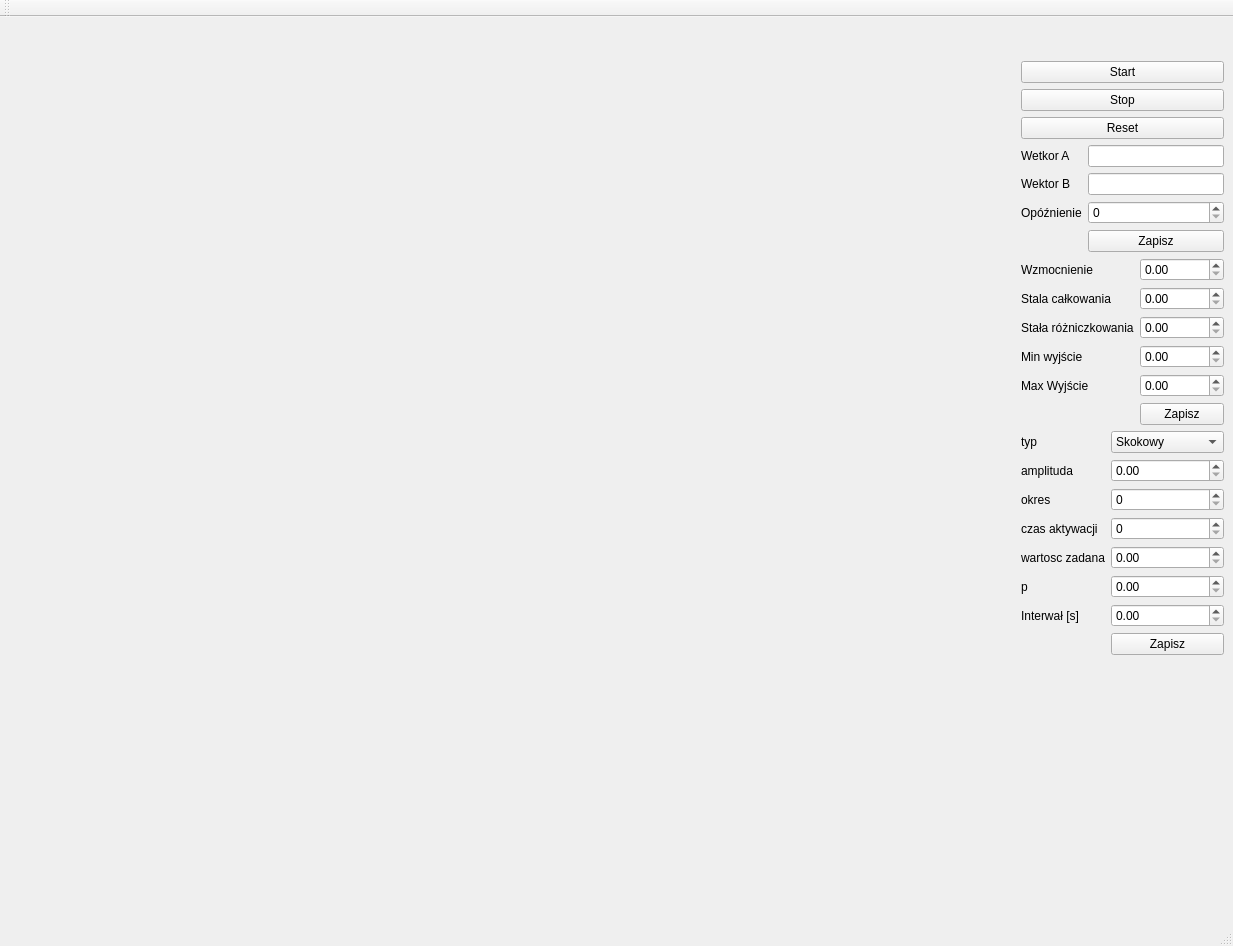
Before: the Qt Designer form mainwindow.ui in dffdgdd5/Projekt-PK_Sem3-4-QT, drawn with Qt 5.
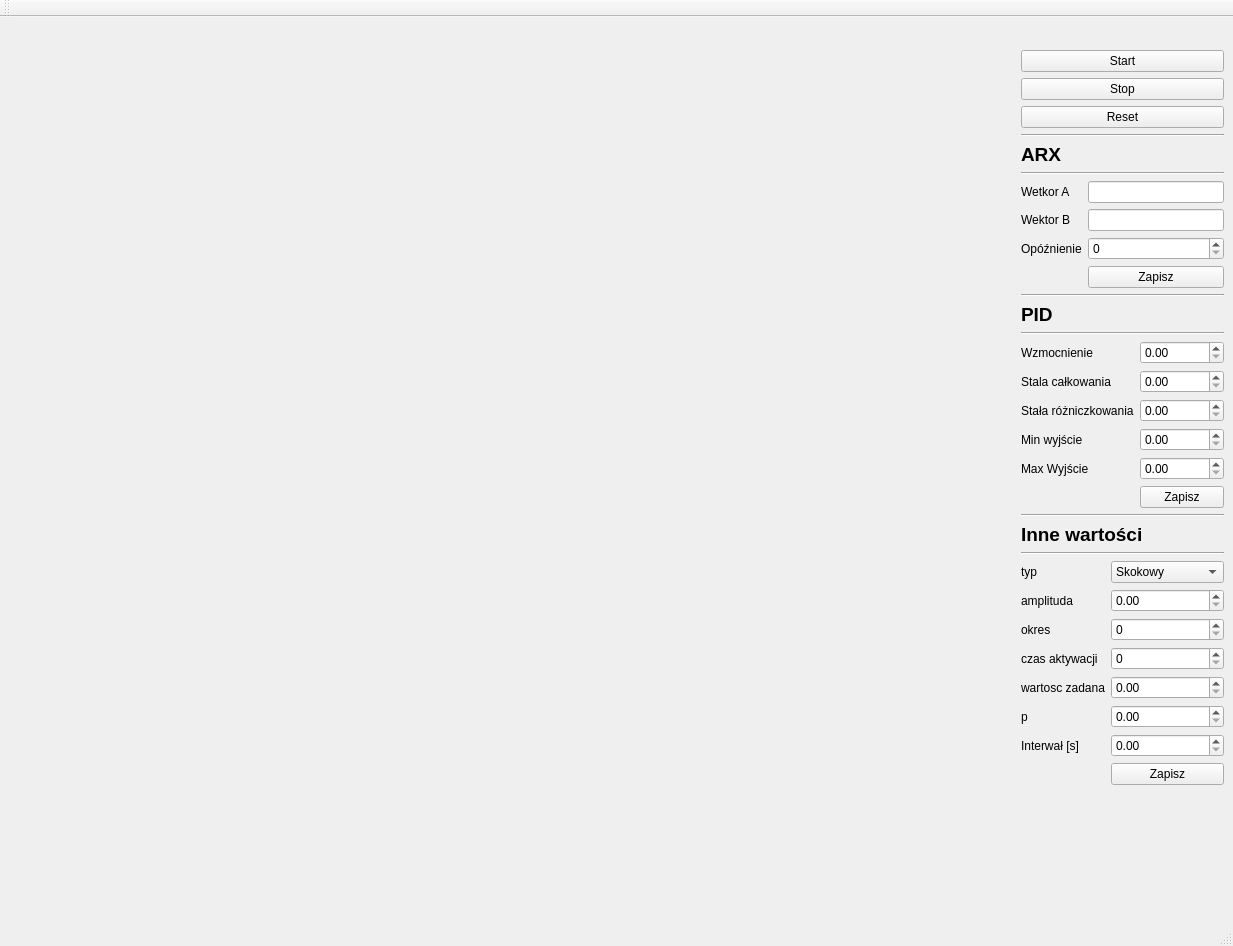
After: the same form once the commit is applied.

```diff
--- a/mainwindow.ui
+++ b/mainwindow.ui
@@ -10,13 +10,31 @@
     <height>946</height>
    </rect>
   </property>
+  <property name="maximumSize">
+   <size>
+    <width>1233</width>
+    <height>946</height>
+   </size>
+  </property>
+  <property name="sizeIncrement">
+   <size>
+    <width>0</width>
+    <height>0</height>
+   </size>
+  </property>
   <property name="windowTitle">
    <string>MainWindow</string>
   </property>
   <widget class="QWidget" name="centralwidget">
-   <layout class="QHBoxLayout" name="horizontalLayout">
+   <property name="sizePolicy">
+    <sizepolicy hsizetype="Preferred" vsizetype="Preferred">
+     <horstretch>0</horstretch>
+     <verstretch>0</verstretch>
+    </sizepolicy>
+   </property>
+   <layout class="QHBoxLayout" name="horizontalLayout_3">
     <item>
-     <layout class="QVBoxLayout" name="verticalLayout_2">
+     <layout class="QVBoxLayout" name="verticalLayout">
       <item>
        <widget class="QWidget" name="wykresZadanaRegulowana" native="true">
         <property name="minimumSize">
@@ -28,11 +46,11 @@
        </widget>
       </item>
       <item>
-       <layout class="QHBoxLayout" name="horizontalLayout_3">
+       <layout class="QHBoxLayout" name="horizontalLayout_2">
         <item>
          <widget class="QWidget" name="chartWidget" native="true">
           <property name="sizePolicy">
-           <sizepolicy hsizetype="Expanding" vsizetype="Expanding">
+           <sizepolicy hsizetype="Preferred" vsizetype="Preferred">
             <horstretch>0</horstretch>
             <verstretch>0</verstretch>
            </sizepolicy>
@@ -47,6 +65,12 @@
         </item>
         <item>
          <widget class="QWidget" name="wykresUchyb" native="true">
+          <property name="sizePolicy">
+           <sizepolicy hsizetype="Preferred" vsizetype="Preferred">
+            <horstretch>0</horstretch>
+            <verstretch>0</verstretch>
+           </sizepolicy>
+          </property>
           <property name="minimumSize">
            <size>
             <width>500</width>
@@ -58,7 +82,7 @@
        </layout>
       </item>
       <item>
-       <layout class="QHBoxLayout" name="horizontalLayout_4">
+       <layout class="QHBoxLayout" name="horizontalLayout">
         <item>
          <widget class="QWidget" name="wykresP" native="true">
           <property name="sizePolicy">
@@ -77,6 +101,12 @@
         </item>
         <item>
          <widget class="QWidget" name="wykresI" native="true">
+          <property name="sizePolicy">
+           <sizepolicy hsizetype="Preferred" vsizetype="Preferred">
+            <horstretch>0</horstretch>
+            <verstretch>0</verstretch>
+           </sizepolicy>
+          </property>
           <property name="minimumSize">
            <size>
             <width>300</width>
@@ -87,6 +117,12 @@
         </item>
         <item>
          <widget class="QWidget" name="wykresD" native="true">
+          <property name="sizePolicy">
+           <sizepolicy hsizetype="Preferred" vsizetype="Preferred">
+            <horstretch>0</horstretch>
+            <verstretch>0</verstretch>
+           </sizepolicy>
+          </property>
           <property name="minimumSize">
            <size>
             <width>300</width>
@@ -100,9 +136,12 @@
      </layout>
     </item>
     <item>
-     <layout class="QVBoxLayout" name="verticalLayout_4">
+     <layout class="QVBoxLayout" name="verticalLayout_3">
       <item>
-       <layout class="QVBoxLayout" name="verticalLayout_3">
+       <layout class="QVBoxLayout" name="verticalLayout_2">
+        <property name="sizeConstraint">
+         <enum>QLayout::SizeConstraint::SetMaximumSize</enum>
+        </property>
         <item>
          <spacer name="verticalSpacer_2">
           <property name="orientation">
@@ -111,7 +150,7 @@
           <property name="sizeHint" stdset="0">
            <size>
             <width>20</width>
-            <height>1</height>
+            <height>30</height>
            </size>
           </property>
          </spacer>
@@ -158,11 +197,44 @@
        </layout>
       </item>
       <item>
-       <layout class="QFormLayout" name="formLayout_5">
-        <property name="verticalSpacing">
-         <number>6</number>
+       <widget class="Line" name="line_4">
+        <property name="orientation">
+         <enum>Qt::Orientation::Horizontal</enum>
         </property>
-        <item row="0" column="0">
+       </widget>
+      </item>
+      <item>
+       <widget class="QLabel" name="label_5">
+        <property name="sizePolicy">
+         <sizepolicy hsizetype="Expanding" vsizetype="Preferred">
+          <horstretch>0</horstretch>
+          <verstretch>0</verstretch>
+         </sizepolicy>
+        </property>
+        <property name="font">
+         <font>
+          <pointsize>14</pointsize>
+          <bold>true</bold>
+         </font>
+        </property>
+        <property name="text">
+         <string>ARX</string>
+        </property>
+       </widget>
+      </item>
+      <item>
+       <widget class="Line" name="line_3">
+        <property name="orientation">
+         <enum>Qt::Orientation::Horizontal</enum>
+        </property>
+       </widget>
+      </item>
+      <item>
+       <layout class="QFormLayout" name="formLayout_3">
+        <property name="sizeConstraint">
+         <enum>QLayout::SizeConstraint::SetMaximumSize</enum>
+        </property>
+        <item row="1" column="0">
          <widget class="QLabel" name="label_22">
           <property name="maximumSize">
            <size>
@@ -175,7 +247,7 @@
           </property>
          </widget>
         </item>
-        <item row="0" column="1">
+        <item row="1" column="1">
          <widget class="QLineEdit" name="WektorA">
           <property name="maximumSize">
            <size>
@@ -185,7 +257,7 @@
           </property>
          </widget>
         </item>
-        <item row="1" column="0">
+        <item row="2" column="0">
          <widget class="QLabel" name="label_24">
           <property name="maximumSize">
            <size>
@@ -198,7 +270,7 @@
           </property>
          </widget>
         </item>
-        <item row="1" column="1">
+        <item row="2" column="1">
          <widget class="QLineEdit" name="WektorB">
           <property name="maximumSize">
            <size>
@@ -208,7 +280,7 @@
           </property>
          </widget>
         </item>
-        <item row="2" column="0">
+        <item row="3" column="0">
          <widget class="QLabel" name="label_23">
           <property name="maximumSize">
            <size>
@@ -221,7 +293,7 @@
           </property>
          </widget>
         </item>
-        <item row="2" column="1">
+        <item row="3" column="1">
          <widget class="QSpinBox" name="Opoznienie">
           <property name="maximumSize">
            <size>
@@ -231,7 +303,7 @@
           </property>
          </widget>
         </item>
-        <item row="3" column="1">
+        <item row="4" column="1">
          <widget class="QPushButton" name="ZapiszARX">
           <property name="maximumSize">
            <size>
@@ -247,15 +319,51 @@
        </layout>
       </item>
       <item>
-       <layout class="QFormLayout" name="formLayout_4">
-        <item row="0" column="0">
+       <widget class="Line" name="line_5">
+        <property name="orientation">
+         <enum>Qt::Orientation::Horizontal</enum>
+        </property>
+       </widget>
+      </item>
+      <item>
+       <widget class="QLabel" name="label_6">
+        <property name="sizePolicy">
+         <sizepolicy hsizetype="Expanding" vsizetype="Preferred">
+          <horstretch>0</horstretch>
+          <verstretch>0</verstretch>
+         </sizepolicy>
+        </property>
+        <property name="font">
+         <font>
+          <pointsize>14</pointsize>
+          <bold>true</bold>
+         </font>
+        </property>
+        <property name="text">
+         <string>PID</string>
+        </property>
+       </widget>
+      </item>
+      <item>
+       <widget class="Line" name="line">
+        <property name="orientation">
+         <enum>Qt::Orientation::Horizontal</enum>
+        </property>
+       </widget>
+      </item>
+      <item>
+       <layout class="QFormLayout" name="formLayout_2">
+        <property name="sizeConstraint">
+         <enum>QLayout::SizeConstraint::SetMaximumSize</enum>
+        </property>
+        <item row="2" column="0">
          <widget class="QLabel" name="label_25">
           <property name="text">
            <string>Wzmocnienie</string>
           </property>
          </widget>
         </item>
-        <item row="0" column="1">
+        <item row="2" column="1">
          <widget class="QDoubleSpinBox" name="wzmocnienie">
           <property name="maximumSize">
            <size>
@@ -265,14 +373,14 @@
           </property>
          </widget>
         </item>
-        <item row="1" column="0">
+        <item row="3" column="0">
          <widget class="QLabel" name="label_26">
           <property name="text">
            <string>Stala całkowania</string>
           </property>
          </widget>
         </item>
-        <item row="1" column="1">
+        <item row="3" column="1">
          <widget class="QDoubleSpinBox" name="stalaCalkowania">
           <property name="maximumSize">
            <size>
@@ -282,14 +390,14 @@
           </property>
          </widget>
         </item>
-        <item row="2" column="0">
+        <item row="4" column="0">
          <widget class="QLabel" name="label_27">
           <property name="text">
            <string>Stała różniczkowania</string>
           </property>
          </widget>
         </item>
-        <item row="2" column="1">
+        <item row="4" column="1">
          <widget class="QDoubleSpinBox" name="stalaRozniczkowania">
           <property name="maximumSize">
            <size>
@@ -299,14 +407,14 @@
           </property>
          </widget>
         </item>
-        <item row="3" column="0">
+        <item row="5" column="0">
          <widget class="QLabel" name="label_28">
           <property name="text">
            <string>Min wyjście</string>
           </property>
          </widget>
         </item>
-        <item row="3" column="1">
+        <item row="5" column="1">
          <widget class="QDoubleSpinBox" name="minWyjscie">
           <property name="maximumSize">
            <size>
@@ -316,14 +424,14 @@
           </property>
          </widget>
         </item>
-        <item row="4" column="0">
+        <item row="6" column="0">
          <widget class="QLabel" name="label_29">
           <property name="text">
            <string>Max Wyjście</string>
           </property>
          </widget>
         </item>
-        <item row="4" column="1">
+        <item row="6" column="1">
          <widget class="QDoubleSpinBox" name="maxWyjscie">
           <property name="maximumSize">
            <size>
@@ -333,7 +441,7 @@
           </property>
          </widget>
         </item>
-        <item row="5" column="1">
+        <item row="7" column="1">
          <widget class="QPushButton" name="ZapiszPID">
           <property name="maximumSize">
            <size>
@@ -348,9 +456,51 @@
         </item>
        </layout>
       </item>
+      <item>
+       <widget class="Line" name="line_6">
+        <property name="orientation">
+         <enum>Qt::Orientation::Horizontal</enum>
+        </property>
+       </widget>
+      </item>
+      <item>
+       <widget class="QLabel" name="label_7">
+        <property name="sizePolicy">
+         <sizepolicy hsizetype="Expanding" vsizetype="Preferred">
+          <horstretch>0</horstretch>
+          <verstretch>0</verstretch>
+         </sizepolicy>
+        </property>
+        <property name="font">
+         <font>
+          <pointsize>14</pointsize>
+          <bold>true</bold>
+         </font>
+        </property>
+        <property name="layoutDirection">
+         <enum>Qt::LayoutDirection::LeftToRight</enum>
+        </property>
+        <property name="text">
+         <string>Inne wartości</string>
+        </property>
+        <property name="scaledContents">
+         <bool>false</bool>
+        </property>
+       </widget>
+      </item>
+      <item>
+       <widget class="Line" name="line_2">
+        <property name="orientation">
+         <enum>Qt::Orientation::Horizontal</enum>
+        </property>
+       </widget>
+      </item>
       <item>
        <layout class="QFormLayout" name="formLayout">
-        <item row="0" column="0">
+        <property name="sizeConstraint">
+         <enum>QLayout::SizeConstraint::SetMaximumSize</enum>
+        </property>
+        <item row="2" column="0">
          <widget class="QLabel" name="label">
           <property name="maximumSize">
            <size>
@@ -363,7 +513,7 @@
           </property>
          </widget>
         </item>
-        <item row="0" column="1">
+        <item row="2" column="1">
          <widget class="QComboBox" name="typComboBox">
           <property name="maximumSize">
            <size>
@@ -388,14 +538,14 @@
           </item>
          </widget>
         </item>
-        <item row="1" column="0">
+        <item row="3" column="0">
          <widget class="QLabel" name="label_2">
           <property name="text">
            <string>amplituda</string>
           </property>
          </widget>
         </item>
-        <item row="1" column="1">
+        <item row="3" column="1">
          <widget class="QDoubleSpinBox" name="amplituda">
           <property name="maximumSize">
            <size>
@@ -405,14 +555,14 @@
           </property>
          </widget>
         </item>
-        <item row="2" column="0">
+        <item row="4" column="0">
          <widget class="QLabel" name="label_3">
           <property name="text">
            <string>okres</string>
           </property>
          </widget>
         </item>
-        <item row="2" column="1">
+        <item row="4" column="1">
          <widget class="QSpinBox" name="okres">
           <property name="maximumSize">
            <size>
@@ -422,14 +572,14 @@
           </property>
          </widget>
         </item>
-        <item row="3" column="0">
+        <item row="5" column="0">
          <widget class="QLabel" name="label_4">
           <property name="text">
            <string>czas aktywacji</string>
           </property>
          </widget>
         </item>
-        <item row="3" column="1">
+        <item row="5" column="1">
          <widget class="QSpinBox" name="czasAktywacji">
           <property name="maximumSize">
            <size>
@@ -439,14 +589,14 @@
           </property>
          </widget>
         </item>
-        <item row="4" column="0">
+        <item row="6" column="0">
          <widget class="QLabel" name="label_8">
           <property name="text">
            <string>wartosc zadana</string>
           </property>
          </widget>
         </item>
-        <item row="4" column="1">
+        <item row="6" column="1">
          <widget class="QDoubleSpinBox" name="wartoscStala">
           <property name="maximumSize">
            <size>
@@ -456,14 +606,14 @@
           </property>
          </widget>
         </item>
-        <item row="5" column="0">
+        <item row="7" column="0">
          <widget class="QLabel" name="label_9">
           <property name="text">
            <string>p</string>
           </property>
          </widget>
         </item>
-        <item row="5" column="1">
+        <item row="7" column="1">
          <widget class="QDoubleSpinBox" name="p">
           <property name="maximumSize">
            <size>
@@ -473,14 +623,14 @@
           </property>
          </widget>
         </item>
-        <item row="6" column="0">
+        <item row="8" column="0">
          <widget class="QLabel" name="label_10">
           <property name="text">
            <string>Interwał [s]</string>
           </property>
          </widget>
         </item>
-        <item row="6" column="1">
+        <item row="8" column="1">
          <widget class="QDoubleSpinBox" name="Interwal">
           <property name="maximumSize">
            <size>
@@ -490,7 +640,7 @@
           </property>
          </widget>
         </item>
-        <item row="7" column="1">
+        <item row="9" column="1">
          <widget class="QPushButton" name="zapiszInne">
           <property name="maximumSize">
            <size>
@@ -513,7 +663,7 @@
         <property name="sizeHint" stdset="0">
          <size>
           <width>20</width>
-          <height>260</height>
+          <height>135</height>
          </size>
         </property>
        </spacer>
```
Left out of the diff: 12 changed lines with no effect on the pictures.
